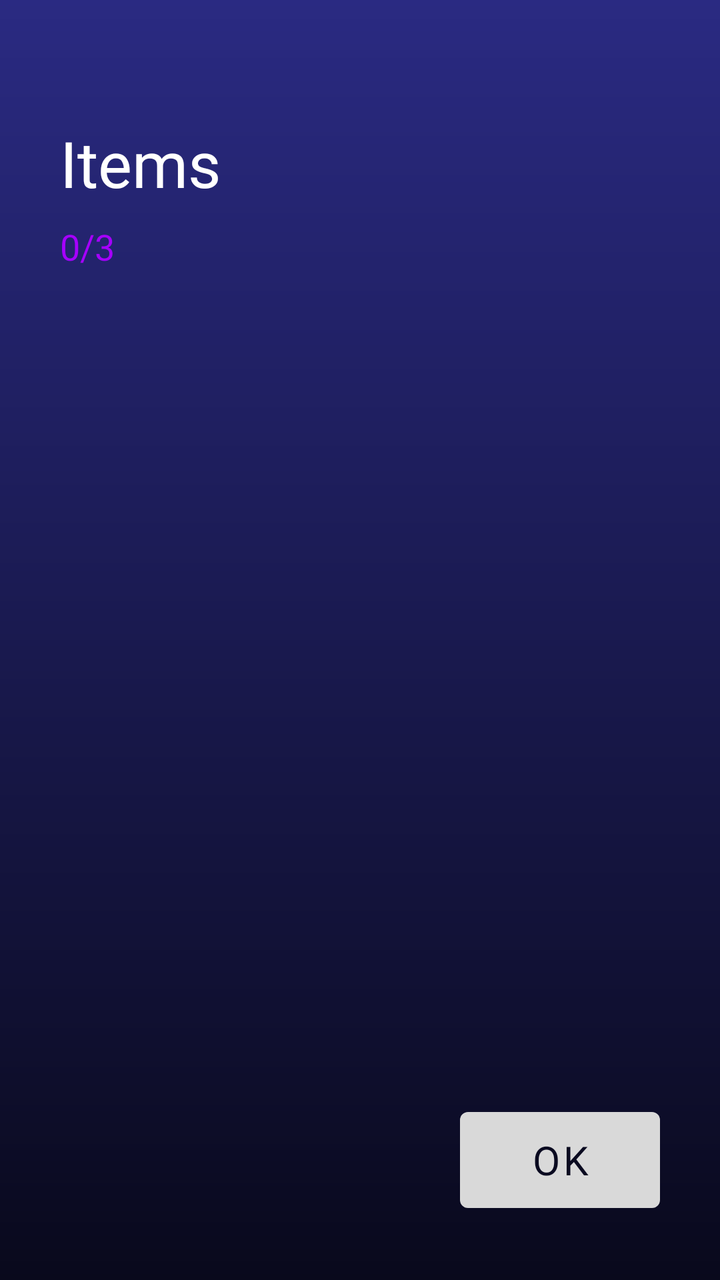
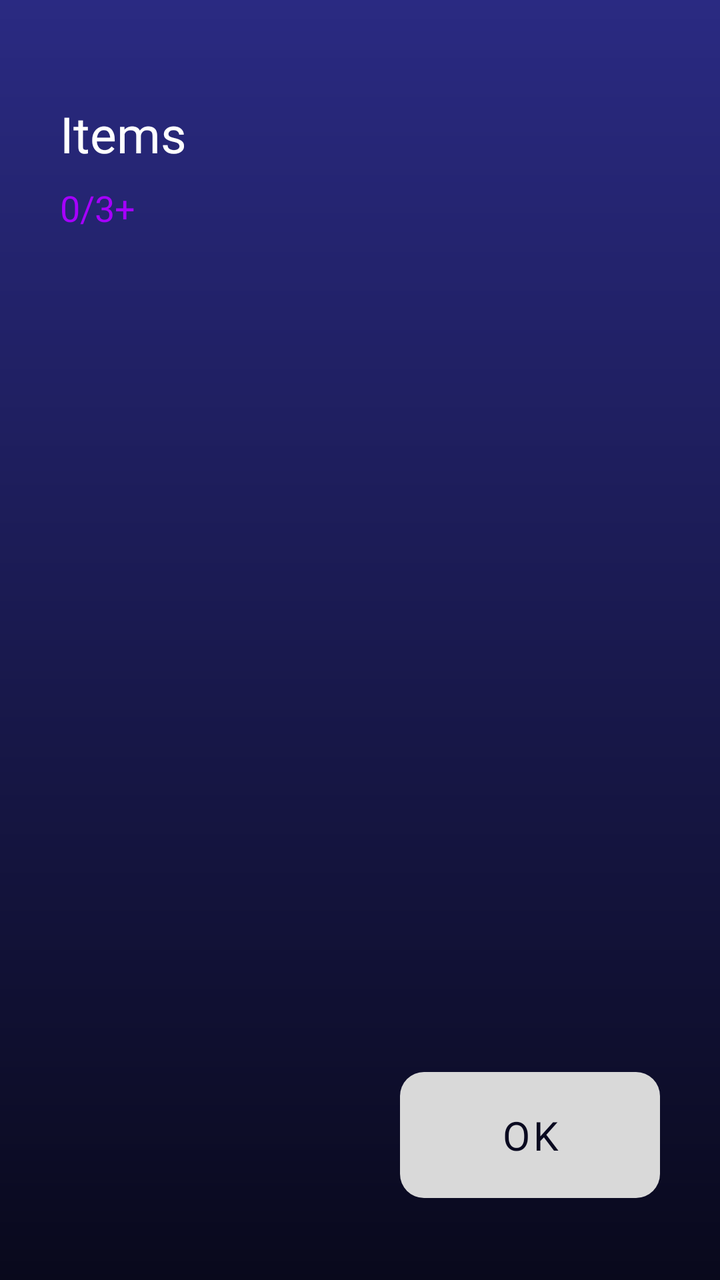

Before-and-after screenshots of an Android layout around one commit, followed by the original layout XML and the change that was made.
<!-- AndroidManifest.xml: application theme Theme.MaterialComponents.DayNight.NoActionBar -->
<!-- res/layout/activity_genre.xml -->
<?xml version="1.0" encoding="utf-8"?>
<androidx.constraintlayout.widget.ConstraintLayout
    xmlns:android="http://schemas.android.com/apk/res/android"
    xmlns:app="http://schemas.android.com/apk/res-auto"
    xmlns:tools="http://schemas.android.com/tools"
    android:layout_width="match_parent"
    android:layout_height="match_parent"
    android:background="#0A0A20">

    <ImageView
        android:id="@+id/gradientBg"
        android:layout_width="0dp"
        android:layout_height="0dp"
        android:scaleType="fitXY"
        android:src="@drawable/gradient_bg_1"
        app:layout_constraintBottom_toBottomOf="parent"
        app:layout_constraintEnd_toEndOf="parent"
        app:layout_constraintStart_toStartOf="parent"
        app:layout_constraintTop_toTopOf="parent" />

    <TextView
        android:id="@+id/titleText"
        android:layout_width="wrap_content"
        android:layout_height="wrap_content"
        android:layout_marginStart="30dp"
        android:layout_marginTop="60dp"
        android:fontFamily="@font/zen_dots"
        android:text="Items"
        android:textColor="#FFFFFF"
        android:textSize="32sp"
        app:layout_constraintStart_toStartOf="parent"
        app:layout_constraintTop_toTopOf="parent" />

    <TextView
        android:id="@+id/tagCounter"
        android:layout_width="wrap_content"
        android:layout_height="wrap_content"
        android:layout_marginTop="8dp"
        android:fontFamily="@font/zen_dots"
        android:text="0/3"
        android:textColor="#A600FF"
        android:textSize="18sp"
        app:layout_constraintStart_toStartOf="@id/titleText"
        app:layout_constraintTop_toBottomOf="@id/titleText" />

    <androidx.core.widget.NestedScrollView
        android:id="@+id/genreScrollView"
        android:layout_width="match_parent"
        android:layout_height="0dp"
        android:layout_marginTop="20dp"
        android:layout_marginBottom="20dp"
        android:paddingHorizontal="30dp"
        app:layout_constraintBottom_toTopOf="@id/okButton"
        app:layout_constraintTop_toBottomOf="@id/tagCounter">

        <com.google.android.material.chip.ChipGroup
            android:id="@+id/chipGroup"
            android:layout_width="match_parent"
            android:layout_height="wrap_content"
            app:chipSpacingHorizontal="8dp"
            app:chipSpacingVertical="8dp">

            <com.google.android.material.chip.Chip style="@style/TagChipStyle" android:text="classical music" />
            <com.google.android.material.chip.Chip style="@style/TagChipStyle" android:text="blues" />
            <com.google.android.material.chip.Chip style="@style/TagChipStyle" android:text="jazz" />
            <com.google.android.material.chip.Chip style="@style/TagChipStyle" android:text="rock" />
            <com.google.android.material.chip.Chip style="@style/TagChipStyle" android:text="lo-fi" />
            <com.google.android.material.chip.Chip style="@style/TagChipStyle" android:text="metal" />
            <com.google.android.material.chip.Chip style="@style/TagChipStyle" android:text="pop music" />
            <com.google.android.material.chip.Chip style="@style/TagChipStyle" android:text="R&amp;B" />
            <com.google.android.material.chip.Chip style="@style/TagChipStyle" android:text="electronic music" />
            <com.google.android.material.chip.Chip style="@style/TagChipStyle" android:text="hip-hop" />
            <com.google.android.material.chip.Chip style="@style/TagChipStyle" android:text="techno" />
            <com.google.android.material.chip.Chip style="@style/TagChipStyle" android:text="folk" />
            <com.google.android.material.chip.Chip style="@style/TagChipStyle" android:text="country" />
            <com.google.android.material.chip.Chip style="@style/TagChipStyle" android:text="reggae" />
            <com.google.android.material.chip.Chip style="@style/TagChipStyle" android:text="latin music" />

            <com.google.android.material.chip.Chip style="@style/TagChipStyle" android:text="happy" />
            <com.google.android.material.chip.Chip style="@style/TagChipStyle" android:text="calm" />
            <com.google.android.material.chip.Chip style="@style/TagChipStyle" android:text="daring" />
            <com.google.android.material.chip.Chip style="@style/TagChipStyle" android:text="melancholic" />
            <com.google.android.material.chip.Chip style="@style/TagChipStyle" android:text="energetic" />
            <com.google.android.material.chip.Chip style="@style/TagChipStyle" android:text="surreal" />
            <com.google.android.material.chip.Chip style="@style/TagChipStyle" android:text="evil" />

        </com.google.android.material.chip.ChipGroup>
    </androidx.core.widget.NestedScrollView>

    <com.google.android.material.button.MaterialButton
        android:id="@+id/okButton"
        android:layout_width="100dp"
        android:layout_height="60dp"
        android:layout_marginEnd="30dp"
        android:layout_marginBottom="30dp"
        android:enabled="false"
        android:textSize="20sp"
        android:alpha="1"
        android:fontFamily="@font/zen_dots"
        android:text="OK"
        android:textColor="#0A0A20"
        app:backgroundTint="#D9D9D9"
        app:cornerRadius="4dp"
        app:layout_constraintBottom_toBottomOf="parent"
        app:layout_constraintEnd_toEndOf="parent" />

</androidx.constraintlayout.widget.ConstraintLayout>
<!-- resources referenced by this layout -->
<resources>
  <!-- drawable gradient_bg_1 (drawable) -->
  <shape xmlns:android="http://schemas.android.com/apk/res/android">
      <gradient
          android:startColor="#2A2A82"
          android:endColor="#09091C"
          android:angle="270"/>
  </shape>
  <style name="TagChipStyle" parent="Widget.MaterialComponents.Chip.Choice">
          <item name="android:textColor">#FFFFFF</item>
          <item name="chipBackgroundColor">#2A2A4A</item>
          <item name="chipStrokeColor">#A600FF</item>
          <item name="chipStrokeWidth">1dp</item>
          <item name="android:fontFamily">@font/zen_dots</item>
      </style>
</resources>

<!-- the commit's change to res/layout/activity_genre.xml (unified diff, before → after) -->
@@ -2,10 +2,9 @@
 <androidx.constraintlayout.widget.ConstraintLayout
     xmlns:android="http://schemas.android.com/apk/res/android"
     xmlns:app="http://schemas.android.com/apk/res-auto"
-    xmlns:tools="http://schemas.android.com/tools"
     android:layout_width="match_parent"
     android:layout_height="match_parent"
-    android:background="#0A0A20">
+    android:background="@color/dark_blue">
 
     <ImageView
         android:id="@+id/gradientBg"
@@ -13,23 +12,23 @@
         android:layout_height="0dp"
         android:scaleType="fitXY"
         android:src="@drawable/gradient_bg_1"
+        app:layout_constraintTop_toTopOf="parent"
         app:layout_constraintBottom_toBottomOf="parent"
-        app:layout_constraintEnd_toEndOf="parent"
         app:layout_constraintStart_toStartOf="parent"
-        app:layout_constraintTop_toTopOf="parent" />
+        app:layout_constraintEnd_toEndOf="parent"/>
 
     <TextView
         android:id="@+id/titleText"
         android:layout_width="wrap_content"
         android:layout_height="wrap_content"
         android:layout_marginStart="30dp"
-        android:layout_marginTop="60dp"
+        android:layout_marginTop="50dp"
         android:fontFamily="@font/zen_dots"
-        android:text="Items"
-        android:textColor="#FFFFFF"
-        android:textSize="32sp"
+        android:text="@string/items"
+        android:textColor="@color/white"
+        android:textSize="25sp"
         app:layout_constraintStart_toStartOf="parent"
-        app:layout_constraintTop_toTopOf="parent" />
+        app:layout_constraintTop_toTopOf="parent"/>
 
     <TextView
         android:id="@+id/tagCounter"
@@ -37,71 +36,48 @@
         android:layout_height="wrap_content"
         android:layout_marginTop="8dp"
         android:fontFamily="@font/zen_dots"
-        android:text="0/3"
-        android:textColor="#A600FF"
+        android:text="0/3+"
+        android:textColor="@color/purple"
         android:textSize="18sp"
         app:layout_constraintStart_toStartOf="@id/titleText"
-        app:layout_constraintTop_toBottomOf="@id/titleText" />
+        app:layout_constraintTop_toBottomOf="@id/titleText"/>
 
     <androidx.core.widget.NestedScrollView
         android:id="@+id/genreScrollView"
         android:layout_width="match_parent"
         android:layout_height="0dp"
-        android:layout_marginTop="20dp"
-        android:layout_marginBottom="20dp"
-        android:paddingHorizontal="30dp"
-        app:layout_constraintBottom_toTopOf="@id/okButton"
-        app:layout_constraintTop_toBottomOf="@id/tagCounter">
+        android:layout_marginTop="16dp"
+        android:layout_marginBottom="16dp"
+        android:paddingHorizontal="24dp"
+        app:layout_constraintTop_toBottomOf="@id/tagCounter"
+        app:layout_constraintBottom_toTopOf="@id/okButton">
 
         <com.google.android.material.chip.ChipGroup
             android:id="@+id/chipGroup"
             android:layout_width="match_parent"
             android:layout_height="wrap_content"
-            app:chipSpacingHorizontal="8dp"
-            app:chipSpacingVertical="8dp">
+            app:chipSpacingHorizontal="10dp"
+            app:chipSpacingVertical="10dp"
+            app:singleSelection="false"/>
 
-            <com.google.android.material.chip.Chip style="@style/TagChipStyle" android:text="classical music" />
-            <com.google.android.material.chip.Chip style="@style/TagChipStyle" android:text="blues" />
-            <com.google.android.material.chip.Chip style="@style/TagChipStyle" android:text="jazz" />
-            <com.google.android.material.chip.Chip style="@style/TagChipStyle" android:text="rock" />
-            <com.google.android.material.chip.Chip style="@style/TagChipStyle" android:text="lo-fi" />
-            <com.google.android.material.chip.Chip style="@style/TagChipStyle" android:text="metal" />
-            <com.google.android.material.chip.Chip style="@style/TagChipStyle" android:text="pop music" />
-            <com.google.android.material.chip.Chip style="@style/TagChipStyle" android:text="R&amp;B" />
-            <com.google.android.material.chip.Chip style="@style/TagChipStyle" android:text="electronic music" />
-            <com.google.android.material.chip.Chip style="@style/TagChipStyle" android:text="hip-hop" />
-            <com.google.android.material.chip.Chip style="@style/TagChipStyle" android:text="techno" />
-            <com.google.android.material.chip.Chip style="@style/TagChipStyle" android:text="folk" />
-            <com.google.android.material.chip.Chip style="@style/TagChipStyle" android:text="country" />
-            <com.google.android.material.chip.Chip style="@style/TagChipStyle" android:text="reggae" />
-            <com.google.android.material.chip.Chip style="@style/TagChipStyle" android:text="latin music" />
-
-            <com.google.android.material.chip.Chip style="@style/TagChipStyle" android:text="happy" />
-            <com.google.android.material.chip.Chip style="@style/TagChipStyle" android:text="calm" />
-            <com.google.android.material.chip.Chip style="@style/TagChipStyle" android:text="daring" />
-            <com.google.android.material.chip.Chip style="@style/TagChipStyle" android:text="melancholic" />
-            <com.google.android.material.chip.Chip style="@style/TagChipStyle" android:text="energetic" />
-            <com.google.android.material.chip.Chip style="@style/TagChipStyle" android:text="surreal" />
-            <com.google.android.material.chip.Chip style="@style/TagChipStyle" android:text="evil" />
-
-        </com.google.android.material.chip.ChipGroup>
     </androidx.core.widget.NestedScrollView>
 
     <com.google.android.material.button.MaterialButton
         android:id="@+id/okButton"
-        android:layout_width="100dp"
-        android:layout_height="60dp"
+        android:layout_width="wrap_content"
+        android:layout_height="wrap_content"
         android:layout_marginEnd="30dp"
-        android:layout_marginBottom="30dp"
+        android:layout_marginBottom="35dp"
         android:enabled="false"
+        android:fontFamily="@font/zen_dots"
+        android:paddingHorizontal="50dp"
+        android:paddingVertical="18dp"
+        android:text="@string/ok"
+        android:textColor="@color/dark_blue"
         android:textSize="20sp"
-        android:alpha="1"
-        android:fontFamily="@font/zen_dots"
-        android:text="OK"
-        android:textColor="#0A0A20"
-        app:backgroundTint="#D9D9D9"
-        app:cornerRadius="4dp"
+        app:backgroundTint="@color/light_beige"
+        app:cornerRadius="12dp"
         app:layout_constraintBottom_toBottomOf="parent"
-        app:layout_constraintEnd_toEndOf="parent" />
+        app:layout_constraintEnd_toEndOf="parent"/>
 
 </androidx.constraintlayout.widget.ConstraintLayout>
<!-- resource entries referenced after the edit -->
@@ -1,5 +1,9 @@
 <!-- resources referenced by this layout -->
 <resources>
+  <color name="dark_blue">#0A0A20</color>
+  <color name="light_beige">#D9D9D9</color>
+  <color name="purple">#A600FF</color>
+  <color name="white">#FFFFFF</color>
   <!-- drawable gradient_bg_1 (drawable) -->
   <shape xmlns:android="http://schemas.android.com/apk/res/android">
       <gradient
@@ -7,12 +11,7 @@
           android:endColor="#09091C"
           android:angle="270"/>
   </shape>
-  <style name="TagChipStyle" parent="Widget.MaterialComponents.Chip.Choice">
-          <item name="android:textColor">#FFFFFF</item>
-          <item name="chipBackgroundColor">#2A2A4A</item>
-          <item name="chipStrokeColor">#A600FF</item>
-          <item name="chipStrokeWidth">1dp</item>
-          <item name="android:fontFamily">@font/zen_dots</item>
-      </style>
+  <string name="items">Items</string>
+  <string name="ok">OK</string>
 </resources>
 
